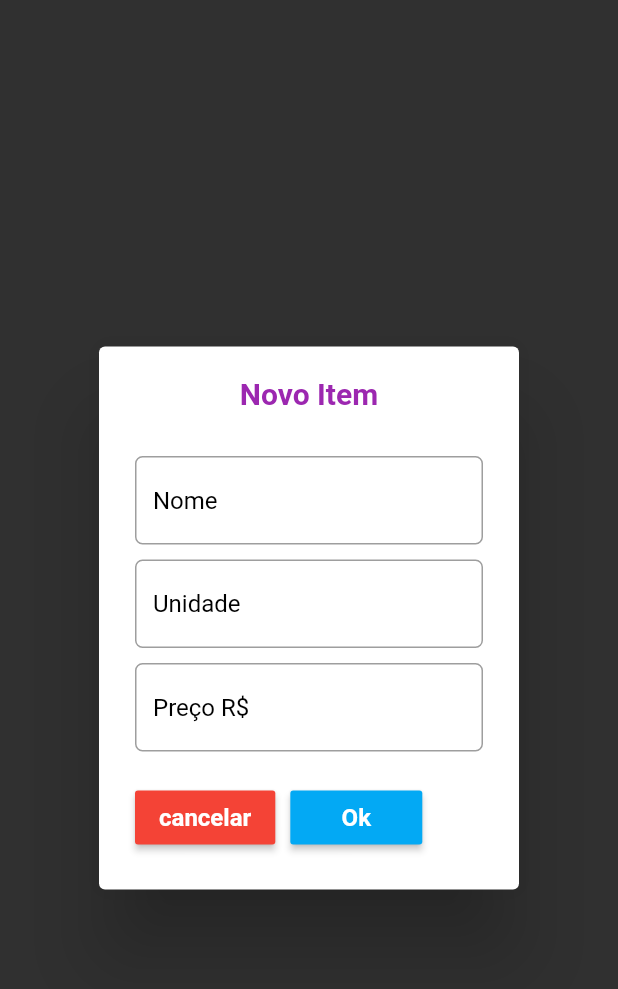
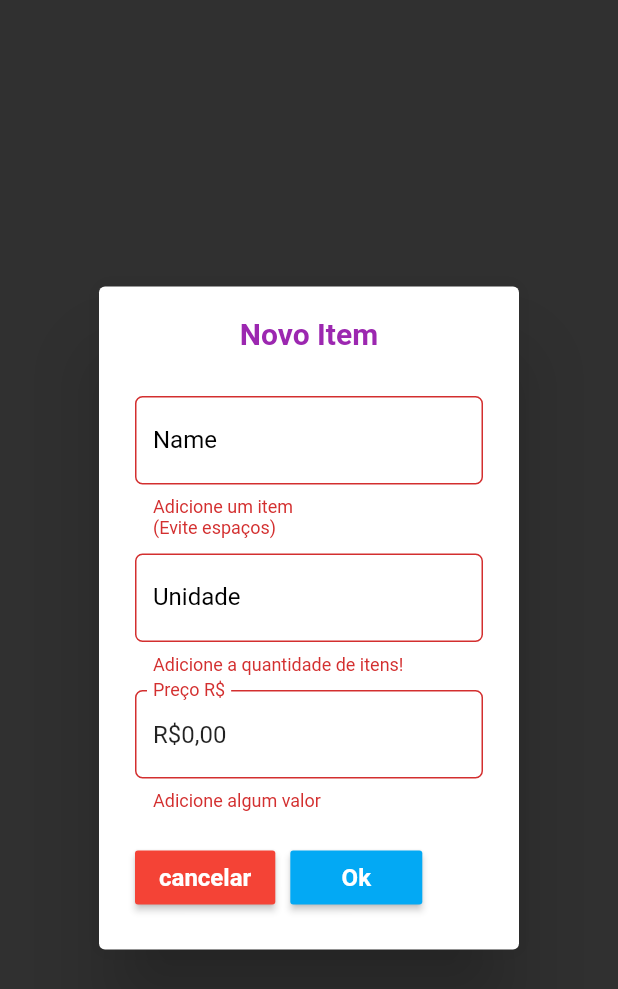
Before and after one commit to mkreload/letsbuy, a Flutter app: the AddItemElement widget shown alone on an empty page, opened directly, after a tap on "Ok", on a phone screen of 412 x 824 dp. Shown: the top 989 px of the screen. Run offline on Flutter 3.47's test engine with Material 2 defaults, Android fonts, the phone set to English and light mode, and no system bars; our stand-ins replace flutter_masked_text.

Commit message:
Validacoes em adicionar item implementadas

```diff
--- a/lib/components/add_item_popup.dart
+++ b/lib/components/add_item_popup.dart
@@ -1,8 +1,33 @@
 import 'package:flutter/cupertino.dart';
 import 'package:flutter/material.dart';
+import 'package:flutter_masked_text/flutter_masked_text.dart';
+import 'package:letsbuy/objects/item.dart';
+
 import 'my_inputs_dialog.dart';
 
 class AddItemElement extends StatelessWidget{
+
+  var formKey = GlobalKey<FormState>();
+
+  void saveItem(context){
+    if(this.formKey.currentState.validate()){
+      this.formKey.currentState.save();
+      Item newItem = new Item(MyInputsDialog.name, MyInputsDialog.count, MyInputsDialog.price);
+      Navigator.pop(context);
+    }
+  }
+
+  Text _titlePopup = Text(
+    'Novo Item',
+    style: TextStyle(
+        fontWeight: FontWeight.bold,
+        fontSize: 20,
+        color: Colors.purple
+    ),
+  );
+
+  SizedBox _boxSpace(height) => SizedBox.fromSize(size: Size.fromHeight(height),);
+
   @override
   Widget build(BuildContext context) {
     // TODO: implement build
@@ -11,19 +36,12 @@ class AddItemElement extends StatelessWidget{
       content: SingleChildScrollView(
         child: Column(
           children: <Widget>[
-            Text(
-              'Novo Item',
-              style: TextStyle(
-                  fontWeight: FontWeight.bold,
-                  fontSize: 20,
-                  color: Colors.purple
-              ),
-            ),
-            SizedBox.fromSize(size: Size.fromHeight(30.0),),
+            this._titlePopup,
+            this._boxSpace(30.0),
             Column(
               children: <Widget>[
                 Form(
-                    key: GlobalKey<FormState>(),
+                    key: this.formKey,
                     child: new Theme(
                       data: ThemeData(
                           hintColor: Colors.black,
@@ -44,7 +62,7 @@ class AddItemElement extends StatelessWidget{
                 ),
               ],
             ),
-            SizedBox.fromSize(size: Size.fromHeight(20.0),),
+            this._boxSpace(20.0),
             Row(
               children: <Widget>[
                 RaisedButton(
@@ -64,7 +82,9 @@ class AddItemElement extends StatelessWidget{
                   margin: EdgeInsets.only(left: 5.0, right: 5.0),
                 ),
                 RaisedButton(
-                  onPressed: (){},
+                  onPressed: (){
+                    this.saveItem(context);
+                  },
                   textColor: Colors.white,
                   child: Text(
                     'Ok',
--- a/lib/components/my_inputs_dialog.dart
+++ b/lib/components/my_inputs_dialog.dart
@@ -1,32 +1,63 @@
 import 'package:flutter/material.dart';
+import 'package:flutter_masked_text/flutter_masked_text.dart';
+import 'package:letsbuy/objects/item.dart';
+
 
 class MyInputsDialog {
 
+  static String name;
+  static int count;
+  static double price;
+
+  static var controller = MoneyMaskedTextController(
+      decimalSeparator: ',',
+      thousandSeparator: '.',
+      leftSymbol: 'R\$',
+      precision: 2);
+
   static final inputName = TextFormField(
-      showCursor: true,
-      decoration: InputDecoration(
-          hintText: 'Nome',
-          border: OutlineInputBorder(borderRadius: BorderRadius.circular(5))
-      )
+    showCursor: true,
+    decoration: InputDecoration(
+        labelText: 'Name',
+        border: OutlineInputBorder(borderRadius: BorderRadius.circular(5))
+    ),
+    onSaved: (value) => name = value,
+    validator: (input) => input.length == 0 || input.startsWith(' ')? 'Adicione um item\n(Evite espaços)' : null,
   );
 
   static final inputUnid = TextFormField(
     decoration: InputDecoration(
       counterStyle: TextStyle(
-        backgroundColor: Colors.red
+          backgroundColor: Colors.red
       ),
-      hintText: 'Unidade',
+      labelText: 'Unidade',
       border: OutlineInputBorder(borderRadius: BorderRadius.circular(5)),
     ),
-    keyboardType: TextInputType.numberWithOptions(),
+    keyboardType: TextInputType.number,
+    validator: (input) => input.isEmpty || int.parse(input) <= 0 ? 'Adicione a quantidade de itens!' : null,
+    onSaved: (value) => count = int.parse(value)
   );
 
   static final inputPrice = TextFormField(
+    controller: controller,
     decoration: InputDecoration(
-        hintText: 'Preço R\$',
+        labelText: 'Preço R\$',
         border: OutlineInputBorder(borderRadius: BorderRadius.circular(5))
     ),
-    keyboardType: TextInputType.numberWithOptions(decimal: true),
+    keyboardType: TextInputType.number,
+    onSaved: (value) {
+      price = parseMoneyToDouble(value);
+    },
+    validator: (input) {
+      return parseMoneyToDouble(input) == 0 ? 'Adicione algum valor' : null;
+    },
   );
 
+  static double parseMoneyToDouble(String money){
+    var valor = money.split('R\$')[1].split(',');
+    var decimalValue = valor[1];
+    var naturalValue = valor[0].split('.').reduce((value, element) => value += element);
+    return double.parse(naturalValue + '.' + decimalValue);
+
+  }
 }
--- /dev/null
+++ b/lib/objects/item.dart
@@ -0,0 +1,26 @@
+class Item {
+
+  String _name;
+  int _count;
+  double _price;
+
+  Item(this._name, this._count, this._price) {
+    print('New Object Item:\n' + toString());
+  }
+
+  get getName => this._name;
+  set setName(name) => this._name = name;
+
+  get getCount => this._count;
+  set setCount(count) => this._count = count;
+
+  get getPrice => this._price;
+  set setPrice(price) => this._price = price;
+
+  @override
+  String toString() {
+    // TODO: implement toString
+    return 'name: ${getName}\ncount: ${getCount}\nprice: ${getPrice}';
+  }
+
+}
--- a/pubspec.yaml
+++ b/pubspec.yaml
@@ -23,6 +23,7 @@ dependencies:
   # The following adds the Cupertino Icons font to your application.
   # Use with the CupertinoIcons class for iOS style icons.
   cupertino_icons: ^0.1.2
+  flutter_masked_text: ^0.8.0
 
 dev_dependencies:
   flutter_test:
```
Also changed, not shown: pubspec.lock.
